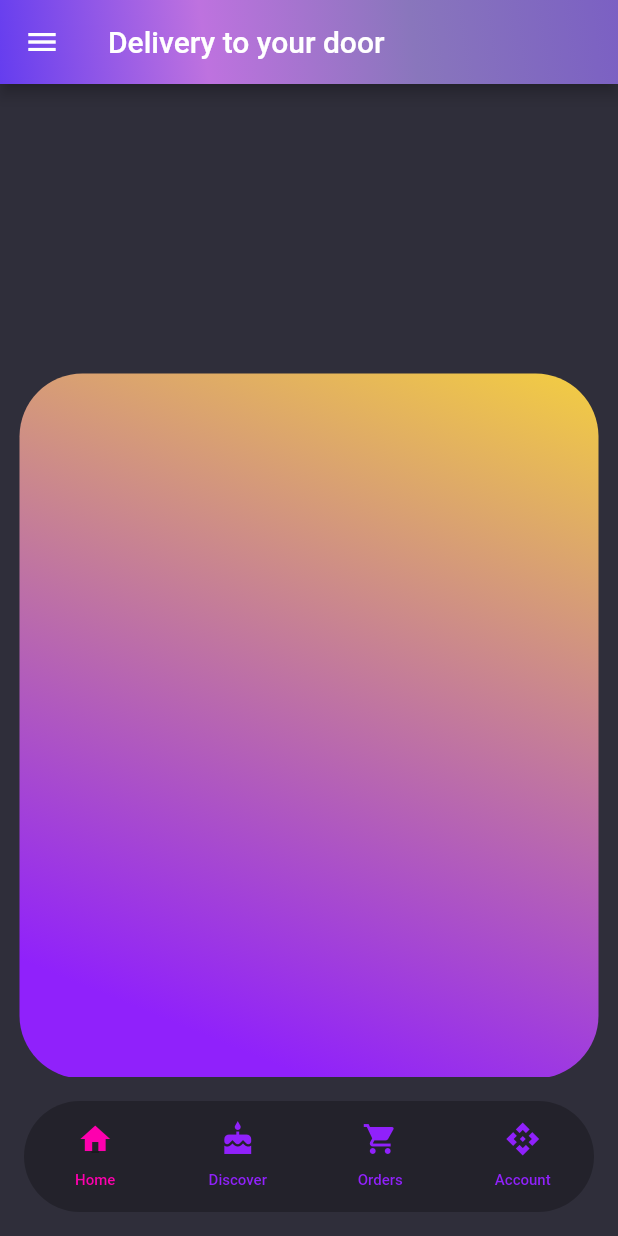
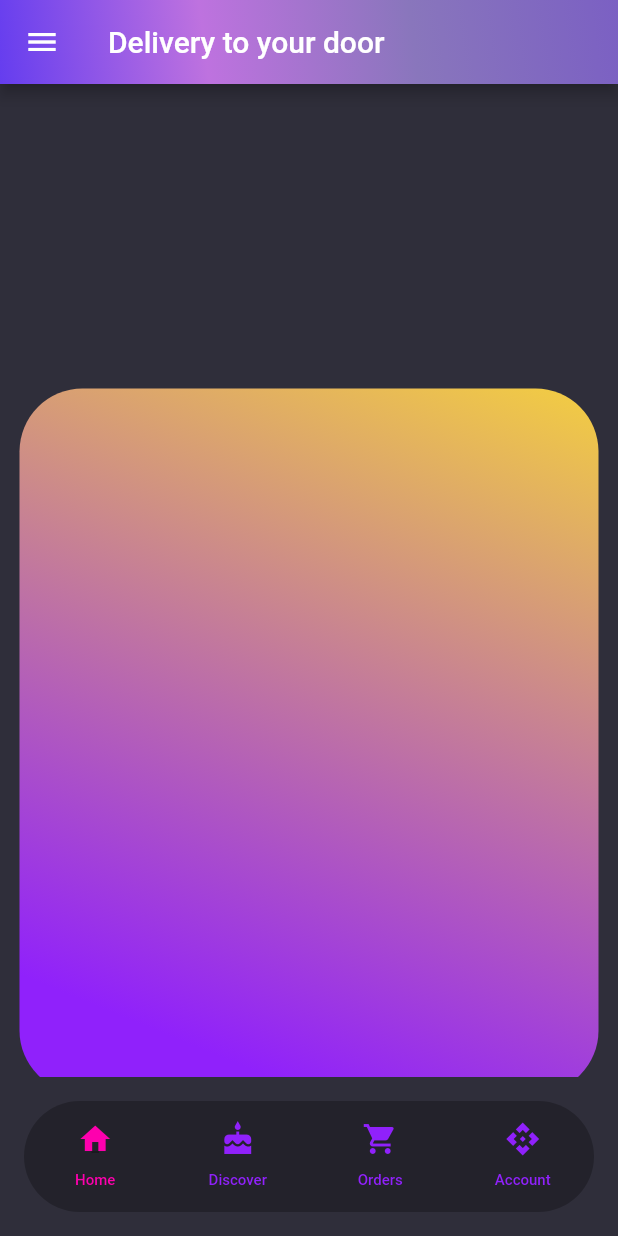
Before and after one commit to iNeedHelpX/foodorderapp, a Flutter app: the screen it shows after launch, on a phone screen of 412 x 824 dp. Run offline on Flutter 3.47's test engine with Material 2 defaults, Android fonts, the phone set to English and light mode, and no system bars; our stand-ins replace flutter_custom_clippers; missing offline and left inert: clip_shadow.

Commit message:
changed box size

```diff
--- a/lib/helpers/bodybox.dart
+++ b/lib/helpers/bodybox.dart
@@ -16,8 +16,8 @@ class Box extends StatelessWidget {
         mainAxisAlignment: MainAxisAlignment.start,
         crossAxisAlignment: CrossAxisAlignment.center,
         children: <Widget>[
-          SizedBox(height: 60),
-          SizedBox(height: 120),
+          // SizedBox(height: 60),
+          SizedBox(height: 190),
           Stack(
             alignment: Alignment.topCenter,
             clipBehavior: Clip.antiAliasWithSaveLayer,
```
